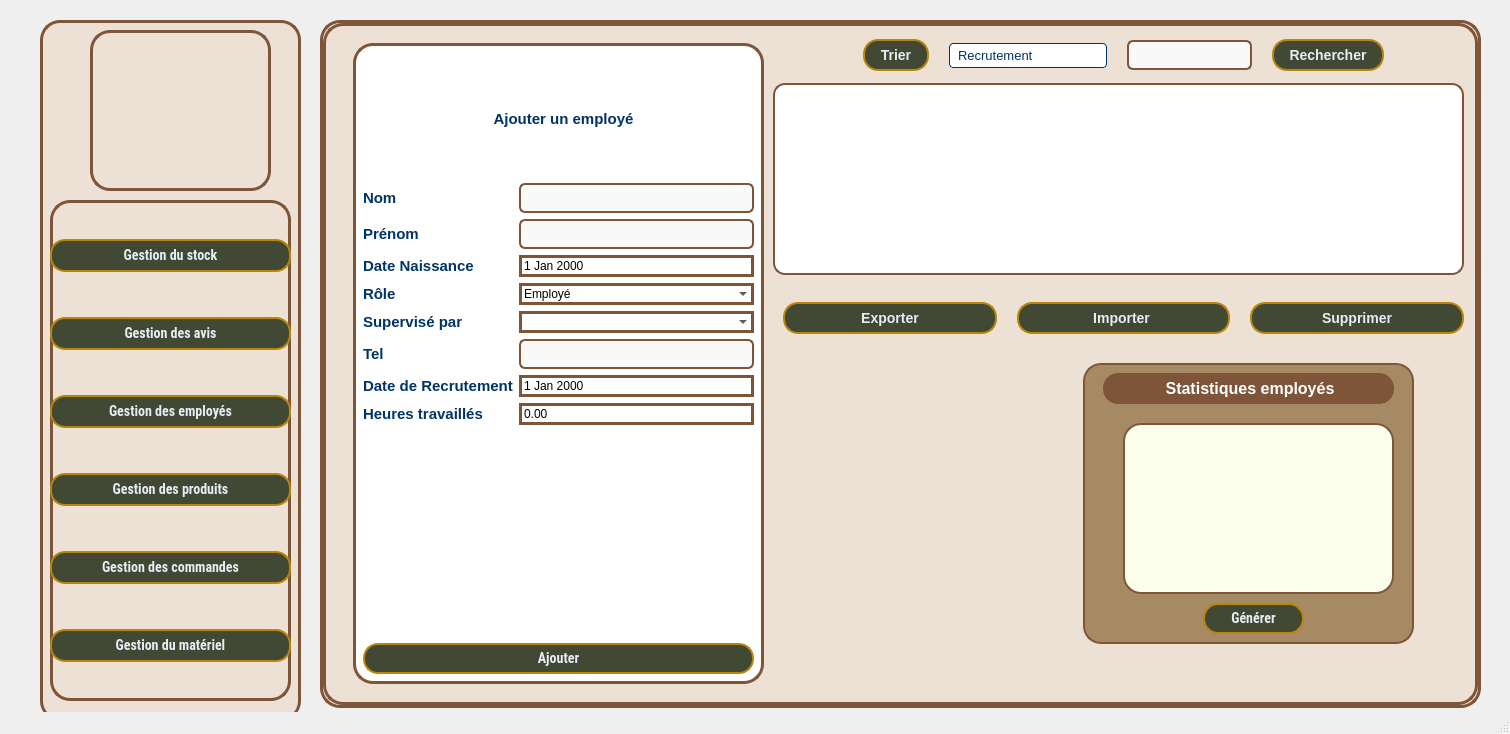
This is mainwindow.ui in amine-lbabda/WoodSync-OCI as Qt 5 draws it before an edit. The edited form follows.
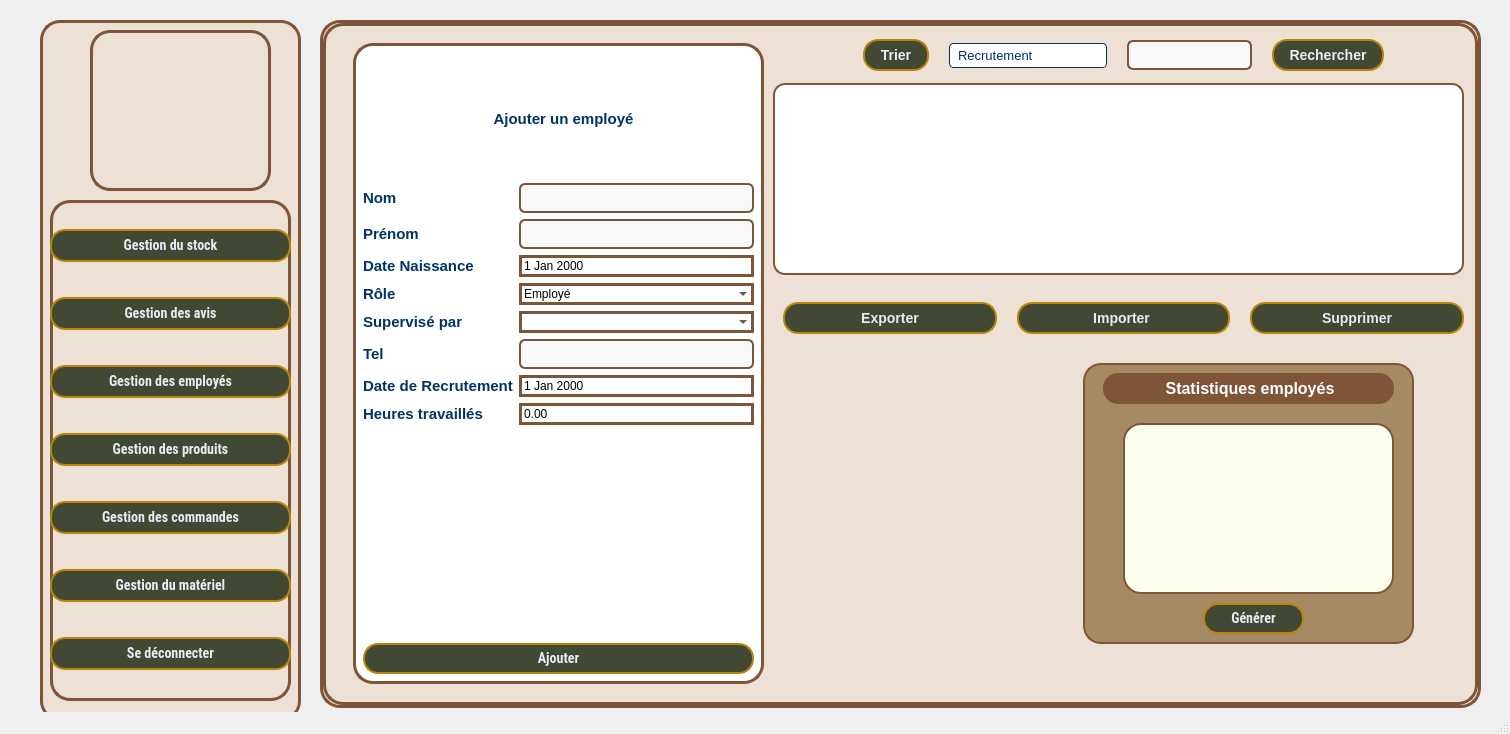
This is the edited form. Icons and pictures are not drawn.

Commit message: Ajout de la fonctionalité déconnection

```diff
--- a/mainwindow.ui
+++ b/mainwindow.ui
@@ -6398,6 +6398,46 @@
         </property>
        </widget>
       </item>
+      <item>
+       <widget class="QPushButton" name="DeconnecterUtilisateur">
+        <property name="font">
+         <font>
+          <family>Roboto Condensed</family>
+          <pointsize>-1</pointsize>
+          <bold>true</bold>
+         </font>
+        </property>
+        <property name="styleSheet">
+         <string notr="true">QPushButton {
+    background-color: #414833;   /* Or brillant */
+    color: #E5EEF5;
+    font-weight: bold;
+    font-size: 14px;
+    border-radius: 15px;
+    padding: 6px 15px;
+    font-family: &quot;Roboto Condensed&quot;;
+    border: 2px solid #b8860b;   /* Or foncé */
+}
+QPushButton:hover {
+          background-color: #656D4A;
+          border: 2px solid #656D4A;
+ }
+QPushButton::checked {
+          background-color: #656D4A;
+          border: 2px solid #656D4A;
+}</string>
+        </property>
+        <property name="text">
+         <string>Se déconnecter</string>
+        </property>
+        <property name="checkable">
+         <bool>true</bool>
+        </property>
+        <property name="autoExclusive">
+         <bool>true</bool>
+        </property>
+       </widget>
+      </item>
      </layout>
     </widget>
     <widget class="QLabel" name="label">
```
The commit also changes 2 other files.
